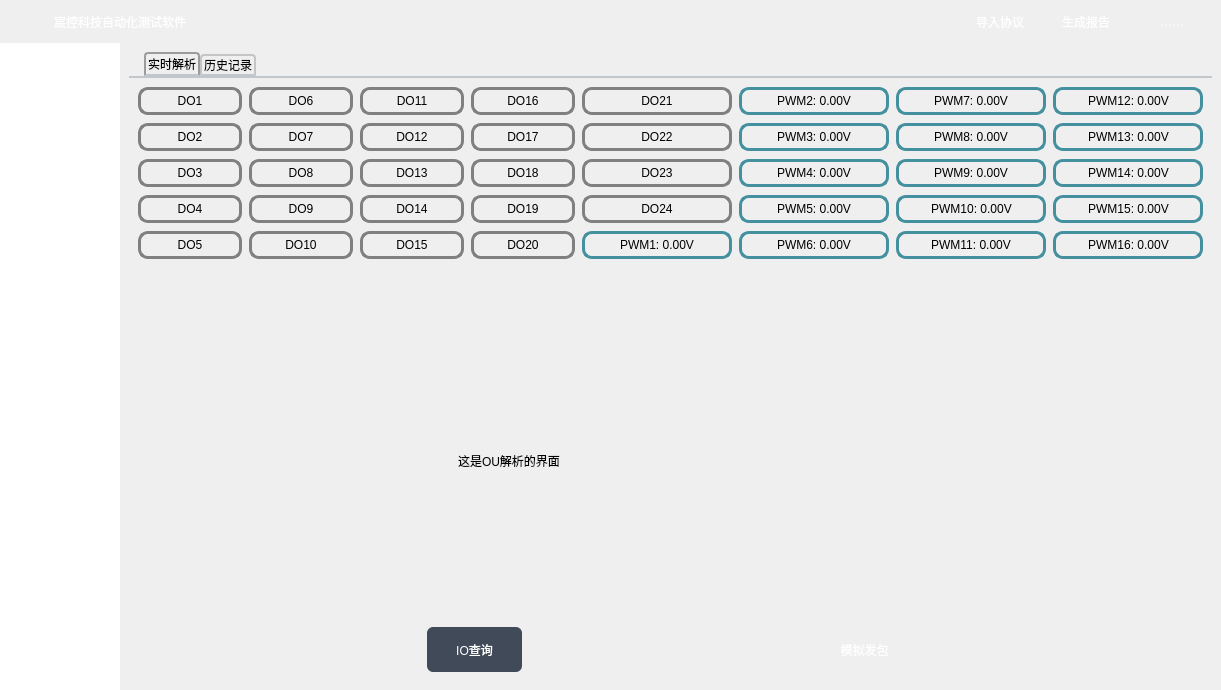
Old version of the form KCTS/KCTS Project/UI/main_window_ui.ui in the repository learniuH/work.
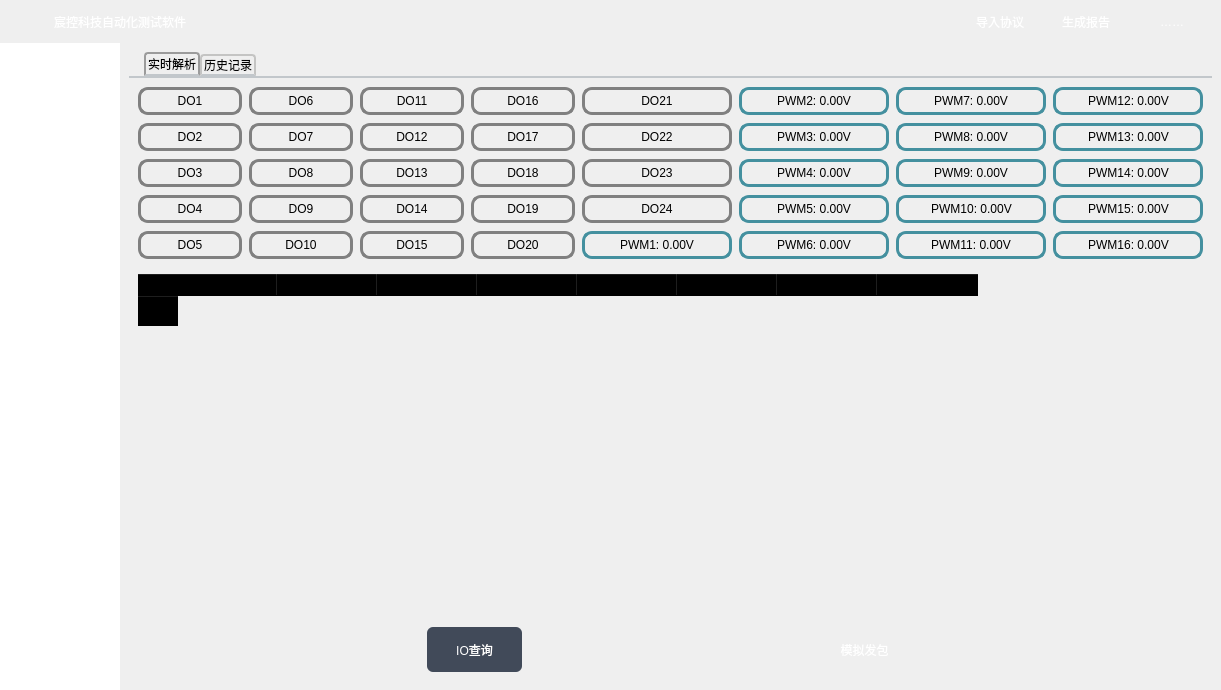
New version of the form. The open tabs and pages were chosen to show the change.

Diff of the .ui file:
```diff
--- a/KCTS/KCTS Project/UI/main_window_ui.ui
+++ b/KCTS/KCTS Project/UI/main_window_ui.ui
@@ -2788,19 +2788,141 @@
                   <number>0</number>
                  </property>
                  <widget class="QWidget" name="ou_analysis_page">
-                  <widget class="QLabel" name="label_3">
-                   <property name="geometry">
-                    <rect>
-                     <x>320</x>
-                     <y>170</y>
-                     <width>191</width>
-                     <height>51</height>
-                    </rect>
+                  <layout class="QVBoxLayout" name="verticalLayout_6">
+                   <property name="leftMargin">
+                    <number>0</number>
                    </property>
-                   <property name="text">
-                    <string>这是OU解析的界面</string>
+                   <property name="rightMargin">
+                    <number>0</number>
                    </property>
-                  </widget>
+                   <item>
+                    <widget class="QTableWidget" name="ou_analysis_table">
+                     <property name="verticalScrollBarPolicy">
+                      <enum>Qt::ScrollBarAlwaysOff</enum>
+                     </property>
+                     <property name="horizontalScrollBarPolicy">
+                      <enum>Qt::ScrollBarAlwaysOff</enum>
+                     </property>
+                     <row>
+                      <property name="text">
+                       <string>新建行</string>
+                      </property>
+                     </row>
+                     <column>
+                      <property name="text">
+                       <string>Bit7</string>
+                      </property>
+                      <property name="font">
+                       <font>
+                        <family>微软雅黑</family>
+                        <pointsize>10</pointsize>
+                       </font>
+                      </property>
+                      <property name="textAlignment">
+                       <set>AlignCenter</set>
+                      </property>
+                     </column>
+                     <column>
+                      <property name="text">
+                       <string>Bit6</string>
+                      </property>
+                      <property name="font">
+                       <font>
+                        <family>微软雅黑</family>
+                        <pointsize>10</pointsize>
+                       </font>
+                      </property>
+                      <property name="textAlignment">
+                       <set>AlignCenter</set>
+                      </property>
+                     </column>
+                     <column>
+                      <property name="text">
+                       <string>Bit5</string>
+                      </property>
+                      <property name="font">
+                       <font>
+                        <family>微软雅黑</family>
+                        <pointsize>10</pointsize>
+                       </font>
+                      </property>
+                      <property name="textAlignment">
+                       <set>AlignCenter</set>
+                      </property>
+                     </column>
+                     <column>
+                      <property name="text">
+                       <string>Bit4</string>
+                      </property>
+                      <property name="font">
+                       <font>
+                        <family>微软雅黑</family>
+                        <pointsize>10</pointsize>
+                       </font>
+                      </property>
+                      <property name="textAlignment">
+                       <set>AlignCenter</set>
+                      </property>
+                     </column>
+                     <column>
+                      <property name="text">
+                       <string>Bit3</string>
+                      </property>
+                      <property name="font">
+                       <font>
+                        <family>微软雅黑</family>
+                        <pointsize>10</pointsize>
+                       </font>
+                      </property>
+                      <property name="textAlignment">
+                       <set>AlignCenter</set>
+                      </property>
+                     </column>
+                     <column>
+                      <property name="text">
+                       <string>Bit2</string>
+                      </property>
+                      <property name="font">
+                       <font>
+                        <family>微软雅黑</family>
+                        <pointsize>10</pointsize>
+                       </font>
+                      </property>
+                      <property name="textAlignment">
+                       <set>AlignCenter</set>
+                      </property>
+                     </column>
+                     <column>
+                      <property name="text">
+                       <string>Bit1</string>
+                      </property>
+                      <property name="font">
+                       <font>
+                        <family>微软雅黑</family>
+                        <pointsize>10</pointsize>
+                       </font>
+                      </property>
+                      <property name="textAlignment">
+                       <set>AlignCenter</set>
+                      </property>
+                     </column>
+                     <column>
+                      <property name="text">
+                       <string>Bit0</string>
+                      </property>
+                      <property name="font">
+                       <font>
+                        <family>微软雅黑</family>
+                        <pointsize>10</pointsize>
+                       </font>
+                      </property>
+                      <property name="textAlignment">
+                       <set>AlignCenter</set>
+                      </property>
+                     </column>
+                    </widget>
+                   </item>
+                  </layout>
                  </widget>
                  <widget class="QWidget" name="ou_simulator_page">
                   <widget class="QLabel" name="label_4">
```
Left out of the diff: 40 changed lines with no effect on the pictures.
